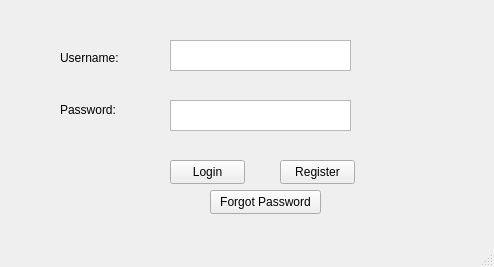
First picture: the form in Program/gui_login.ui, repository zgjimzhubajj/Student-Assistant, before the edit.
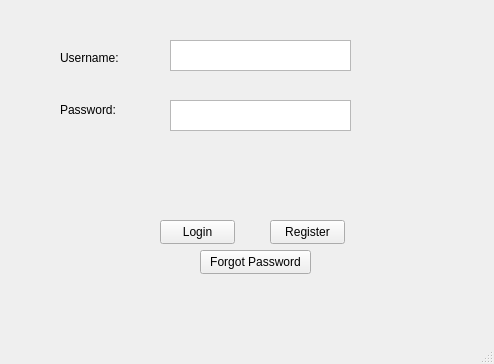
Second picture: the form after the edit.

Commit message: wrong inputs for register window handled eccept pass, repass and program, also wrong inputs for login window handled

The edit to the form file:
```diff
--- a/Program/gui_login.ui
+++ b/Program/gui_login.ui
@@ -7,7 +7,7 @@
     <x>0</x>
     <y>0</y>
     <width>494</width>
-    <height>267</height>
+    <height>364</height>
    </rect>
   </property>
   <property name="windowTitle">
@@ -17,8 +17,8 @@
    <widget class="QPushButton" name="btn_login">
     <property name="geometry">
      <rect>
-      <x>170</x>
-      <y>160</y>
+      <x>160</x>
+      <y>220</y>
       <width>75</width>
       <height>24</height>
      </rect>
@@ -30,8 +30,8 @@
    <widget class="QPushButton" name="btn_register">
     <property name="geometry">
      <rect>
-      <x>280</x>
-      <y>160</y>
+      <x>270</x>
+      <y>220</y>
       <width>75</width>
       <height>24</height>
      </rect>
@@ -43,8 +43,8 @@
    <widget class="QPushButton" name="btn_forgot_password">
     <property name="geometry">
      <rect>
-      <x>210</x>
-      <y>190</y>
+      <x>200</x>
+      <y>250</y>
       <width>111</width>
       <height>24</height>
      </rect>
@@ -99,6 +99,24 @@
      <string>Password:</string>
     </property>
    </widget>
+   <widget class="QLabel" name="lbl_wrong_input">
+    <property name="geometry">
+     <rect>
+      <x>110</x>
+      <y>160</y>
+      <width>221</width>
+      <height>31</height>
+     </rect>
+    </property>
+    <property name="font">
+     <font>
+      <pointsize>10</pointsize>
+     </font>
+    </property>
+    <property name="text">
+     <string/>
+    </property>
+   </widget>
   </widget>
   <widget class="QMenuBar" name="menubar">
    <property name="geometry">
```
Left out of the diff: 2 changed lines with no effect on the pictures. The commit also changes 15 other files.
